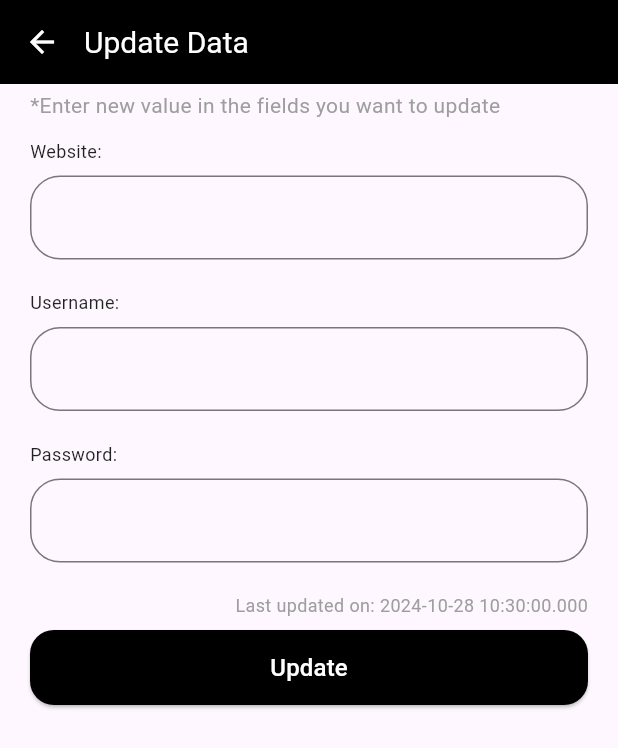
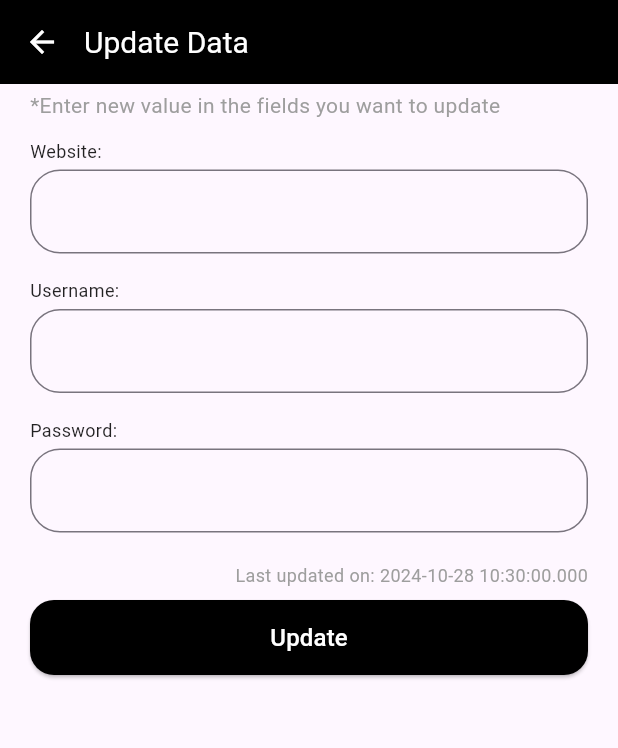
Before and after one commit to Himanshu10-09/Pass-Vault-App, a Flutter app: the UpdatePasswordPage screen opened directly with empty values, on a phone screen of 412 x 824 dp. Shown: the top 748 px of the screen. Run offline on Flutter 3.47's test engine with Material 3 defaults, Android fonts, the light colour scheme and no system bars; our stand-ins replace cloud_firestore, firebase_auth, firebase_core; accounts and stored records are empty.

Commit message:
Minor ui changes

```diff
--- a/lib/presentation/home_page/home_page_tile.dart
+++ b/lib/presentation/home_page/home_page_tile.dart
@@ -223,11 +223,11 @@ class _HomePageTileState extends State<HomePageTile> {
                     child: const ListTile(
                       leading: Icon(
                         Icons.delete,
-                        color: Colors.black,
+                        color: Colors.red,
                       ),
                       title: Text(
                         "Remove",
-                        style: TextStyle(color: Colors.black87, fontSize: 16),
+                        style: TextStyle(color: Colors.red, fontSize: 16),
                       ),
                     ),
                   ),
--- a/lib/presentation/update_password_data_page/update_password_data_page.dart
+++ b/lib/presentation/update_password_data_page/update_password_data_page.dart
@@ -85,7 +85,7 @@ class _UpdatePasswordPageState extends State<UpdatePasswordPage> {
                 style: TextStyle(fontSize: 12, color: Colors.black87),
               ),
               SizedBox(
-                height: 8,
+                height: 4,
               ),
               TextField(
                 controller: _websiteController,
@@ -110,14 +110,14 @@ class _UpdatePasswordPageState extends State<UpdatePasswordPage> {
                 ),
               ),
               SizedBox(
-                height: 20,
+                height: 16,
               ),
               Text(
                 "Username:",
                 style: TextStyle(fontSize: 12, color: Colors.black87),
               ),
               SizedBox(
-                height: 8,
+                height: 4,
               ),
               TextField(
                 controller: _usernameController,
@@ -142,14 +142,14 @@ class _UpdatePasswordPageState extends State<UpdatePasswordPage> {
                 ),
               ),
               SizedBox(
-                height: 20,
+                height: 16,
               ),
               Text(
                 "Password:",
                 style: TextStyle(fontSize: 12, color: Colors.black87),
               ),
               SizedBox(
-                height: 8,
+                height: 4,
               ),
               TextField(
                 controller: _passwordController,
@@ -180,7 +180,7 @@ class _UpdatePasswordPageState extends State<UpdatePasswordPage> {
                 alignment: Alignment.topRight,
                 child: Text(
                   'Last updated on: ${widget.timestamp.toDate()}',
-                  style: TextStyle(color: Colors.grey, fontSize: 12),
+                  style: TextStyle(color: Colors.grey[500], fontSize: 12),
                 ),
               ),
               SizedBox(
```
